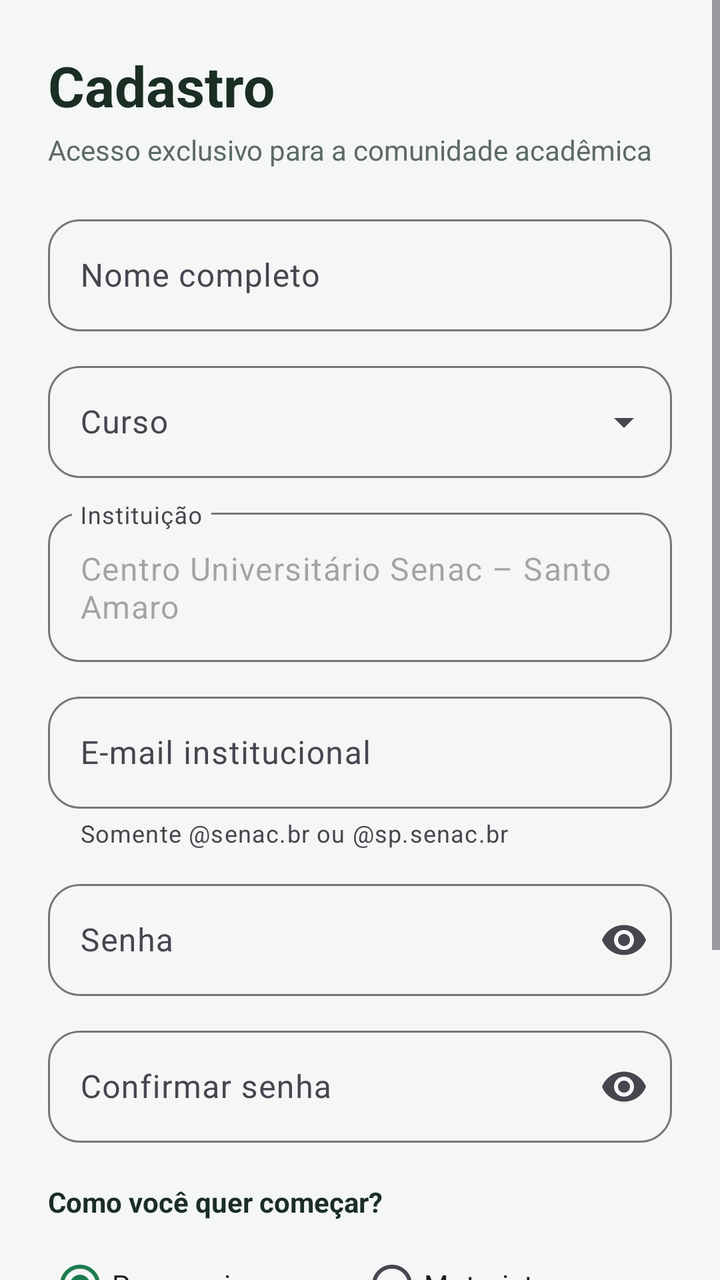
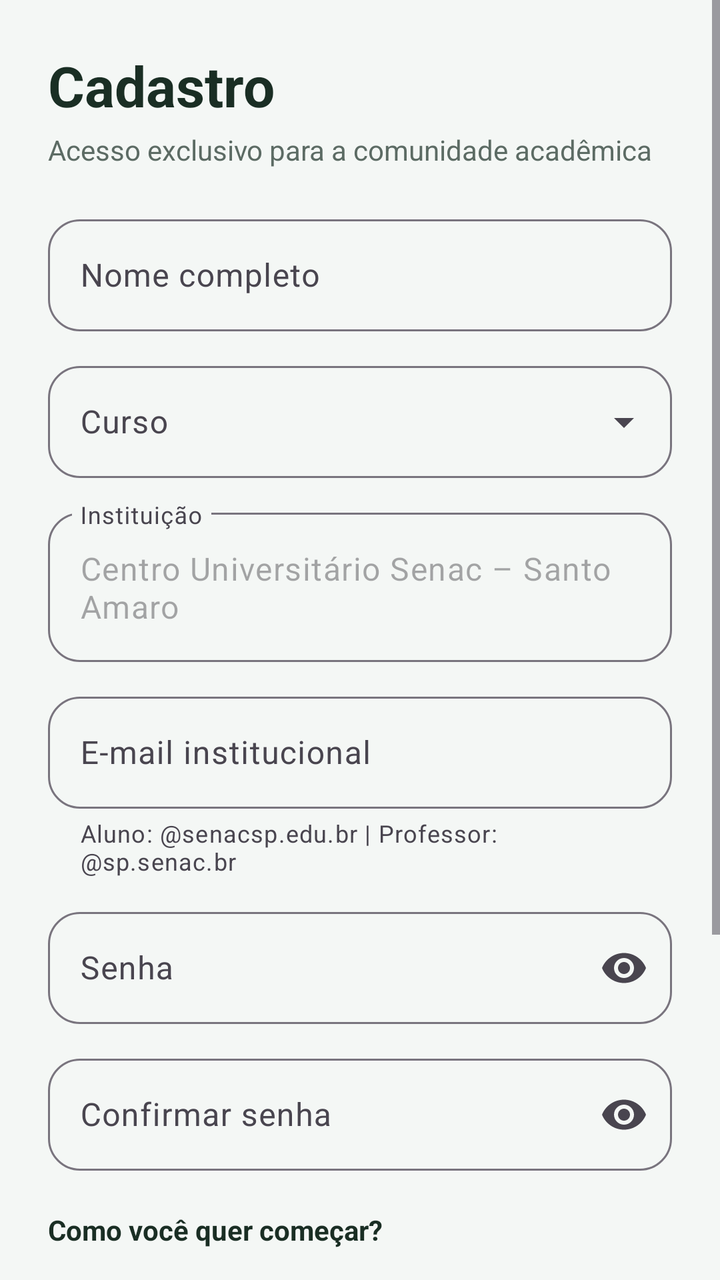

Before-and-after screenshots of an Android layout around one commit, followed by the original layout XML and the change that was made.
<!-- AndroidManifest.xml: application theme Theme.Hitchhike -->
<!-- res/layout/activity_cadastro.xml -->
<?xml version="1.0" encoding="utf-8"?>
<ScrollView xmlns:android="http://schemas.android.com/apk/res/android"
    xmlns:app="http://schemas.android.com/apk/res-auto"
    android:id="@+id/rootCadastro"
    android:layout_width="match_parent"
    android:layout_height="match_parent"
    android:background="@color/hh_background"
    android:fillViewport="true">

    <LinearLayout
        android:layout_width="match_parent"
        android:layout_height="wrap_content"
        android:orientation="vertical"
        android:padding="24dp">

        <TextView
            android:layout_width="match_parent"
            android:layout_height="wrap_content"
            android:text="@string/cadastro_title"
            android:textAppearance="@style/TextAppearance.Hitchhike.Title" />

        <TextView
            android:layout_width="match_parent"
            android:layout_height="wrap_content"
            android:layout_marginTop="4dp"
            android:text="@string/cadastro_subtitle"
            android:textColor="@color/hh_text_secondary" />

        <com.google.android.material.textfield.TextInputLayout
            android:id="@+id/tilNome"
            style="@style/Widget.Material3.TextInputLayout.OutlinedBox"
            android:layout_width="match_parent"
            android:layout_height="wrap_content"
            android:layout_marginTop="20dp"
            android:hint="@string/hint_nome"
            app:boxCornerRadiusBottomEnd="16dp"
            app:boxCornerRadiusBottomStart="16dp"
            app:boxCornerRadiusTopEnd="16dp"
            app:boxCornerRadiusTopStart="16dp">

            <com.google.android.material.textfield.TextInputEditText
                android:id="@+id/etNome"
                android:layout_width="match_parent"
                android:layout_height="wrap_content"
                android:inputType="textPersonName|textCapWords"
                android:minHeight="56dp" />
        </com.google.android.material.textfield.TextInputLayout>

        <com.google.android.material.textfield.TextInputLayout
            android:id="@+id/tilCurso"
            style="@style/Widget.Material3.TextInputLayout.OutlinedBox.ExposedDropdownMenu"
            android:layout_width="match_parent"
            android:layout_height="wrap_content"
            android:layout_marginTop="12dp"
            android:hint="@string/hint_curso"
            app:boxCornerRadiusBottomEnd="16dp"
            app:boxCornerRadiusBottomStart="16dp"
            app:boxCornerRadiusTopEnd="16dp"
            app:boxCornerRadiusTopStart="16dp">

            <AutoCompleteTextView
                android:id="@+id/etCurso"
                android:layout_width="match_parent"
                android:layout_height="wrap_content"
                android:inputType="textCapWords"
                android:minHeight="56dp"
                android:paddingHorizontal="16dp" />
        </com.google.android.material.textfield.TextInputLayout>

        <com.google.android.material.textfield.TextInputLayout
            android:id="@+id/tilInstituicao"
            style="@style/Widget.Material3.TextInputLayout.OutlinedBox"
            android:layout_width="match_parent"
            android:layout_height="wrap_content"
            android:layout_marginTop="12dp"
            android:hint="@string/hint_instituicao"
            app:boxCornerRadiusBottomEnd="16dp"
            app:boxCornerRadiusBottomStart="16dp"
            app:boxCornerRadiusTopEnd="16dp"
            app:boxCornerRadiusTopStart="16dp">

            <com.google.android.material.textfield.TextInputEditText
                android:id="@+id/etInstituicao"
                android:layout_width="match_parent"
                android:layout_height="wrap_content"
                android:enabled="false"
                android:minHeight="56dp"
                android:text="@string/instituicao_padrao" />
        </com.google.android.material.textfield.TextInputLayout>

        <com.google.android.material.textfield.TextInputLayout
            android:id="@+id/tilEmail"
            style="@style/Widget.Material3.TextInputLayout.OutlinedBox"
            android:layout_width="match_parent"
            android:layout_height="wrap_content"
            android:layout_marginTop="12dp"
            android:hint="@string/hint_email"
            app:boxCornerRadiusBottomEnd="16dp"
            app:boxCornerRadiusBottomStart="16dp"
            app:boxCornerRadiusTopEnd="16dp"
            app:boxCornerRadiusTopStart="16dp"
            app:helperText="Somente @senac.br ou @sp.senac.br">

            <com.google.android.material.textfield.TextInputEditText
                android:id="@+id/etEmail"
                android:layout_width="match_parent"
                android:layout_height="wrap_content"
                android:inputType="textEmailAddress"
                android:minHeight="56dp" />
        </com.google.android.material.textfield.TextInputLayout>

        <com.google.android.material.textfield.TextInputLayout
            android:id="@+id/tilSenha"
            style="@style/Widget.Material3.TextInputLayout.OutlinedBox"
            android:layout_width="match_parent"
            android:layout_height="wrap_content"
            android:layout_marginTop="12dp"
            android:hint="@string/hint_senha"
            app:boxCornerRadiusBottomEnd="16dp"
            app:boxCornerRadiusBottomStart="16dp"
            app:boxCornerRadiusTopEnd="16dp"
            app:boxCornerRadiusTopStart="16dp"
            app:endIconMode="password_toggle">

            <com.google.android.material.textfield.TextInputEditText
                android:id="@+id/etSenha"
                android:layout_width="match_parent"
                android:layout_height="wrap_content"
                android:inputType="textPassword"
                android:minHeight="56dp" />
        </com.google.android.material.textfield.TextInputLayout>

        <com.google.android.material.textfield.TextInputLayout
            android:id="@+id/tilConfirmarSenha"
            style="@style/Widget.Material3.TextInputLayout.OutlinedBox"
            android:layout_width="match_parent"
            android:layout_height="wrap_content"
            android:layout_marginTop="12dp"
            android:hint="@string/hint_confirmar_senha"
            app:boxCornerRadiusBottomEnd="16dp"
            app:boxCornerRadiusBottomStart="16dp"
            app:boxCornerRadiusTopEnd="16dp"
            app:boxCornerRadiusTopStart="16dp"
            app:endIconMode="password_toggle">

            <com.google.android.material.textfield.TextInputEditText
                android:id="@+id/etConfirmarSenha"
                android:layout_width="match_parent"
                android:layout_height="wrap_content"
                android:inputType="textPassword"
                android:minHeight="56dp" />
        </com.google.android.material.textfield.TextInputLayout>

        <TextView
            android:layout_width="match_parent"
            android:layout_height="wrap_content"
            android:layout_marginTop="20dp"
            android:text="@string/perfil_inicial"
            android:textColor="@color/hh_text"
            android:textStyle="bold" />

        <RadioGroup
            android:id="@+id/rgPapel"
            android:layout_width="match_parent"
            android:layout_height="wrap_content"
            android:layout_marginTop="8dp"
            android:orientation="horizontal">

            <com.google.android.material.radiobutton.MaterialRadioButton
                android:id="@+id/rbPassageiro"
                android:layout_width="0dp"
                android:layout_height="wrap_content"
                android:layout_weight="1"
                android:checked="true"
                android:minHeight="48dp"
                android:text="@string/papel_passageiro" />

            <com.google.android.material.radiobutton.MaterialRadioButton
                android:id="@+id/rbMotorista"
                android:layout_width="0dp"
                android:layout_height="wrap_content"
                android:layout_weight="1"
                android:minHeight="48dp"
                android:text="@string/papel_motorista" />
        </RadioGroup>

        <com.google.android.material.checkbox.MaterialCheckBox
            android:id="@+id/cbTermos"
            android:layout_width="match_parent"
            android:layout_height="wrap_content"
            android:layout_marginTop="8dp"
            android:minHeight="48dp"
            android:text="@string/aceite_termos" />

        <com.google.android.material.button.MaterialButton
            android:id="@+id/btnCadastrar"
            android:layout_width="match_parent"
            android:layout_height="wrap_content"
            android:layout_marginTop="12dp"
            android:text="@string/action_cadastrar" />

        <com.google.android.material.button.MaterialButton
            android:id="@+id/btnIrLogin"
            style="@style/Widget.Material3.Button.TextButton"
            android:layout_width="match_parent"
            android:layout_height="wrap_content"
            android:text="@string/cadastro_ja_tem_conta"
            android:textColor="@color/hh_green" />
    </LinearLayout>
</ScrollView>
<!-- resources referenced by this layout -->
<resources>
  <color name="hh_background">#FFF4F7F5</color>
  <color name="hh_green">#FF1B7A4E</color>
  <color name="hh_text">#FF1A2E24</color>
  <color name="hh_text_secondary">#FF5C6B64</color>
  <string name="aceite_termos">Li e aceito os Termos de Uso e a Política de Privacidade do Hitchhike.</string>
  <string name="action_cadastrar">Cadastrar</string>
  <string name="cadastro_ja_tem_conta">Já possui conta? Entrar</string>
  <string name="cadastro_subtitle">Acesso exclusivo para a comunidade acadêmica</string>
  <string name="cadastro_title">Cadastro</string>
  <string name="hint_confirmar_senha">Confirmar senha</string>
  <string name="hint_curso">Curso</string>
  <string name="hint_email">E-mail institucional</string>
  <string name="hint_instituicao">Instituição</string>
  <string name="hint_nome">Nome completo</string>
  <string name="hint_senha">Senha</string>
  <string name="instituicao_padrao">Centro Universitário Senac – Santo Amaro</string>
  <string name="papel_motorista">Motorista</string>
  <string name="papel_passageiro">Passageiro</string>
  <string name="perfil_inicial">Como você quer começar?</string>
  <style name="TextAppearance.Hitchhike.Title" parent="TextAppearance.Material3.HeadlineMedium">
          <item name="android:textColor">@color/hh_text</item>
          <item name="android:textStyle">bold</item>
      </style>
  <style name="Theme.Hitchhike" parent="Base.Theme.Hitchhike" />
  <style name="Base.Theme.Hitchhike" parent="Theme.Material3.DayNight.NoActionBar">
          <item name="colorPrimary">@color/hh_green</item>
          <item name="colorOnPrimary">@color/white</item>
          <item name="colorPrimaryContainer">@color/hh_mint</item>
          <item name="colorOnPrimaryContainer">@color/hh_green_dark</item>
          <item name="colorSecondary">@color/hh_green_light</item>
          <item name="android:statusBarColor">@color/hh_green_dark</item>
          <item name="android:navigationBarColor">@color/hh_background</item>
          <item name="android:windowBackground">@color/hh_background</item>
          <item name="android:fontFamily">sans-serif</item>
          <item name="materialButtonStyle">@style/Widget.Hitchhike.Button</item>
      </style>
  <color name="white">#FFFFFFFF</color>
  <color name="hh_mint">#FFE8F5EF</color>
  <color name="hh_green_dark">#FF145C3A</color>
  <color name="hh_green_light">#FF2E9B68</color>
  <style name="Widget.Hitchhike.Button" parent="Widget.Material3.Button">
          <item name="android:minHeight">56dp</item>
          <item name="cornerRadius">16dp</item>
          <item name="android:textAllCaps">false</item>
          <item name="android:textSize">16sp</item>
      </style>
</resources>

<!-- the commit's change to res/layout/activity_cadastro.xml (unified diff, before → after) -->
@@ -99,7 +99,7 @@
             app:boxCornerRadiusBottomStart="16dp"
             app:boxCornerRadiusTopEnd="16dp"
             app:boxCornerRadiusTopStart="16dp"
-            app:helperText="Somente @senac.br ou @sp.senac.br">
+            app:helperText="Aluno: @senacsp.edu.br | Professor: @sp.senac.br">
 
             <com.google.android.material.textfield.TextInputEditText
                 android:id="@+id/etEmail"
@@ -184,13 +184,31 @@
                 android:text="@string/papel_motorista" />
         </RadioGroup>
 
-        <com.google.android.material.checkbox.MaterialCheckBox
-            android:id="@+id/cbTermos"
+        <LinearLayout
             android:layout_width="match_parent"
             android:layout_height="wrap_content"
             android:layout_marginTop="8dp"
-            android:minHeight="48dp"
-            android:text="@string/aceite_termos" />
+            android:orientation="horizontal"
+            android:gravity="center_vertical">
+
+            <com.google.android.material.checkbox.MaterialCheckBox
+                android:id="@+id/cbTermos"
+                android:layout_width="wrap_content"
+                android:layout_height="wrap_content"
+                android:minWidth="48dp"
+                android:minHeight="48dp"
+                android:contentDescription="Aceitar Termos de Uso e Política de Privacidade" />
+
+            <TextView
+                android:id="@+id/tvTermos"
+                android:layout_width="0dp"
+                android:layout_height="wrap_content"
+                android:layout_weight="1"
+                android:text="Li e aceito os Termos de Uso e a Política de Privacidade."
+                android:textColor="@color/hh_text"
+                android:textSize="13sp" />
+
+        </LinearLayout>
 
         <com.google.android.material.button.MaterialButton
             android:id="@+id/btnCadastrar"
<!-- resource entries referenced after the edit -->
@@ -4,7 +4,6 @@
   <color name="hh_green">#FF1B7A4E</color>
   <color name="hh_text">#FF1A2E24</color>
   <color name="hh_text_secondary">#FF5C6B64</color>
-  <string name="aceite_termos">Li e aceito os Termos de Uso e a Política de Privacidade do Hitchhike.</string>
   <string name="action_cadastrar">Cadastrar</string>
   <string name="cadastro_ja_tem_conta">Já possui conta? Entrar</string>
   <string name="cadastro_subtitle">Acesso exclusivo para a comunidade acadêmica</string>
